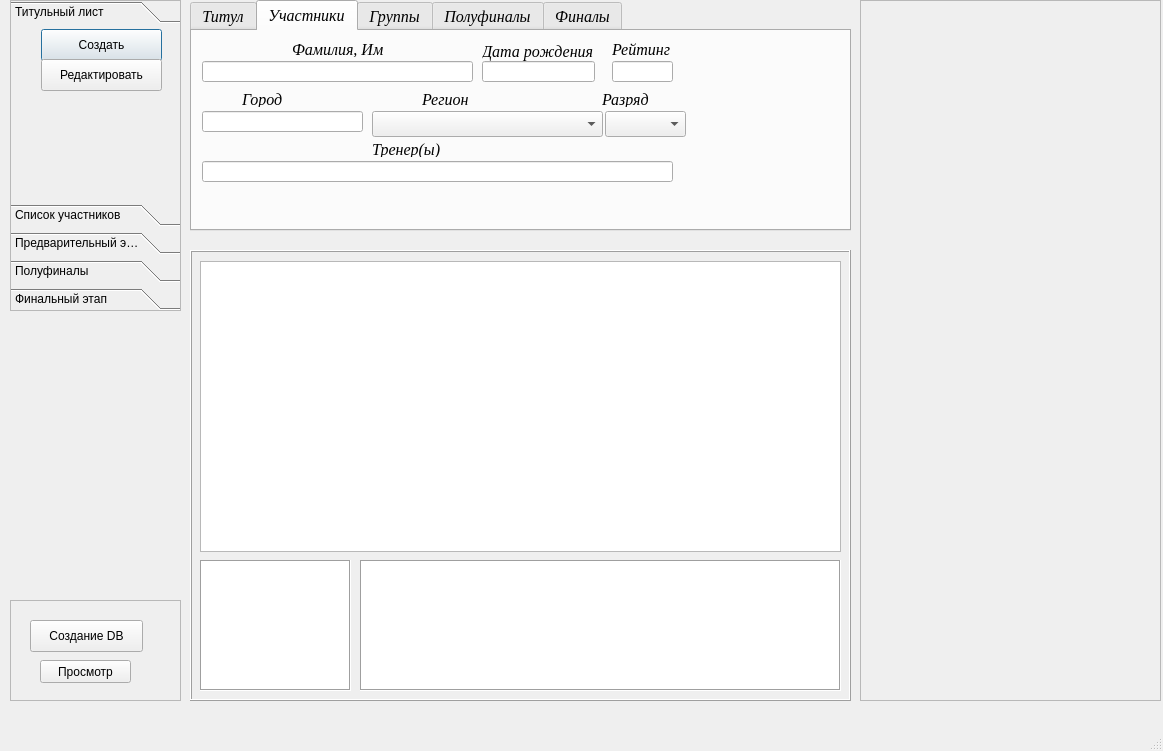
Qt form main_window.ui (Kaspar0810/Competitions_TT_SQL) before a commit.
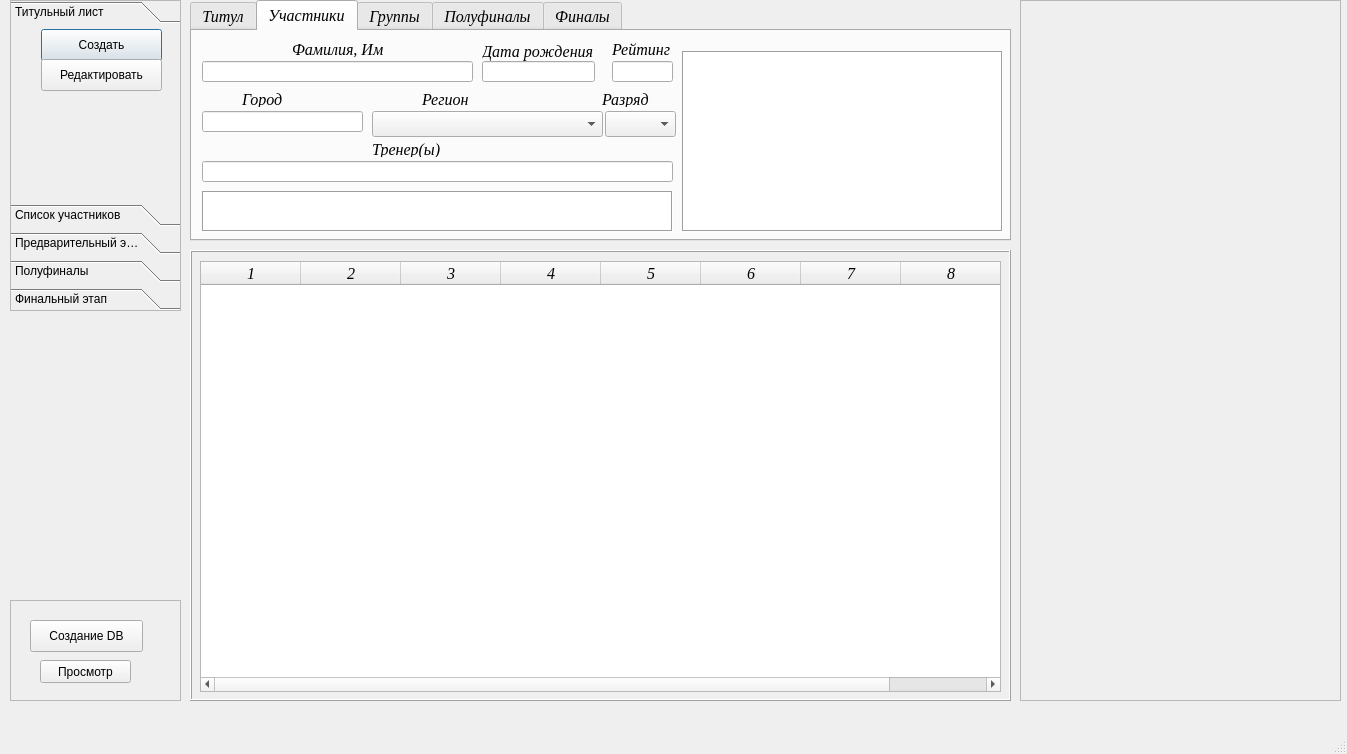
The same form after that commit. The open tabs and pages were chosen to show the change.

What changed in the file:
```diff
--- a/main_window.ui
+++ b/main_window.ui
@@ -6,8 +6,8 @@
    <rect>
     <x>0</x>
     <y>0</y>
-    <width>1163</width>
-    <height>751</height>
+    <width>1347</width>
+    <height>754</height>
    </rect>
   </property>
   <property name="windowTitle">
@@ -61,7 +61,7 @@
      <rect>
       <x>190</x>
       <y>250</y>
-      <width>661</width>
+      <width>821</width>
       <height>451</height>
      </rect>
     </property>
@@ -74,60 +74,6 @@
     <property name="frameShadow">
      <enum>QFrame::Raised</enum>
     </property>
-    <widget class="QTextEdit" name="textEdit">
-     <property name="geometry">
-      <rect>
-       <x>10</x>
-       <y>310</y>
-       <width>151</width>
-       <height>131</height>
-      </rect>
-     </property>
-     <property name="font">
-      <font>
-       <family>Georgia</family>
-       <pointsize>14</pointsize>
-       <italic>true</italic>
-      </font>
-     </property>
-     <property name="inputMethodHints">
-      <set>Qt::ImhDigitsOnly|Qt::ImhMultiLine</set>
-     </property>
-     <property name="frameShape">
-      <enum>QFrame::Box</enum>
-     </property>
-    </widget>
-    <widget class="QListWidget" name="listWidget">
-     <property name="geometry">
-      <rect>
-       <x>170</x>
-       <y>310</y>
-       <width>481</width>
-       <height>131</height>
-      </rect>
-     </property>
-     <property name="font">
-      <font>
-       <family>Times</family>
-       <italic>true</italic>
-      </font>
-     </property>
-     <property name="tabletTracking">
-      <bool>false</bool>
-     </property>
-     <property name="layoutDirection">
-      <enum>Qt::LeftToRight</enum>
-     </property>
-     <property name="frameShape">
-      <enum>QFrame::Box</enum>
-     </property>
-     <property name="sizeAdjustPolicy">
-      <enum>QAbstractScrollArea::AdjustToContents</enum>
-     </property>
-     <property name="resizeMode">
-      <enum>QListView::Adjust</enum>
-     </property>
-    </widget>
    </widget>
    <widget class="QToolBox" name="toolBox">
     <property name="geometry">
@@ -276,8 +222,8 @@
      <rect>
       <x>190</x>
       <y>0</y>
-      <width>661</width>
-      <height>231</height>
+      <width>821</width>
+      <height>241</height>
      </rect>
     </property>
     <property name="font">
@@ -921,7 +867,7 @@
        <rect>
         <x>413</x>
         <y>80</y>
-        <width>81</width>
+        <width>71</width>
         <height>26</height>
        </rect>
       </property>
@@ -939,6 +885,60 @@
        <enum>QComboBox::AdjustToContentsOnFirstShow</enum>
       </property>
      </widget>
+     <widget class="QListWidget" name="listWidget">
+      <property name="geometry">
+       <rect>
+        <x>490</x>
+        <y>20</y>
+        <width>321</width>
+        <height>181</height>
+       </rect>
+      </property>
+      <property name="font">
+       <font>
+        <family>Times</family>
+        <italic>true</italic>
+       </font>
+      </property>
+      <property name="tabletTracking">
+       <bool>false</bool>
+      </property>
+      <property name="layoutDirection">
+       <enum>Qt::LeftToRight</enum>
+      </property>
+      <property name="frameShape">
+       <enum>QFrame::Box</enum>
+      </property>
+      <property name="sizeAdjustPolicy">
+       <enum>QAbstractScrollArea::AdjustToContents</enum>
+      </property>
+      <property name="resizeMode">
+       <enum>QListView::Adjust</enum>
+      </property>
+     </widget>
+     <widget class="QTextEdit" name="textEdit">
+      <property name="geometry">
+       <rect>
+        <x>10</x>
+        <y>160</y>
+        <width>471</width>
+        <height>41</height>
+       </rect>
+      </property>
+      <property name="font">
+       <font>
+        <family>Georgia</family>
+        <pointsize>14</pointsize>
+        <italic>true</italic>
+       </font>
+      </property>
+      <property name="inputMethodHints">
+       <set>Qt::ImhDigitsOnly|Qt::ImhMultiLine</set>
+      </property>
+      <property name="frameShape">
+       <enum>QFrame::Box</enum>
+      </property>
+     </widget>
     </widget>
     <widget class="QWidget" name="tab_2">
      <attribute name="title">
@@ -961,17 +961,53 @@
      <rect>
       <x>200</x>
       <y>261</y>
-      <width>641</width>
-      <height>291</height>
+      <width>801</width>
+      <height>431</height>
      </rect>
     </property>
+    <property name="font">
+     <font>
+      <family>Times New Roman</family>
+      <pointsize>12</pointsize>
+      <italic>true</italic>
+     </font>
+    </property>
+    <property name="lineWidth">
+     <number>2</number>
+    </property>
+    <property name="sizeAdjustPolicy">
+     <enum>QAbstractScrollArea::AdjustToContents</enum>
+    </property>
+    <property name="gridStyle">
+     <enum>Qt::SolidLine</enum>
+    </property>
+    <property name="rowCount">
+     <number>0</number>
+    </property>
+    <property name="columnCount">
+     <number>8</number>
+    </property>
+    <attribute name="horizontalHeaderShowSortIndicator" stdset="0">
+     <bool>true</bool>
+    </attribute>
+    <attribute name="horizontalHeaderStretchLastSection">
+     <bool>true</bool>
+    </attribute>
+    <column/>
+    <column/>
+    <column/>
+    <column/>
+    <column/>
+    <column/>
+    <column/>
+    <column/>
    </widget>
    <widget class="QFrame" name="frame">
     <property name="geometry">
      <rect>
-      <x>860</x>
+      <x>1020</x>
       <y>0</y>
-      <width>301</width>
+      <width>321</width>
       <height>701</height>
      </rect>
     </property>
```
Left out of the diff: 6 changed lines with no effect on the pictures.
